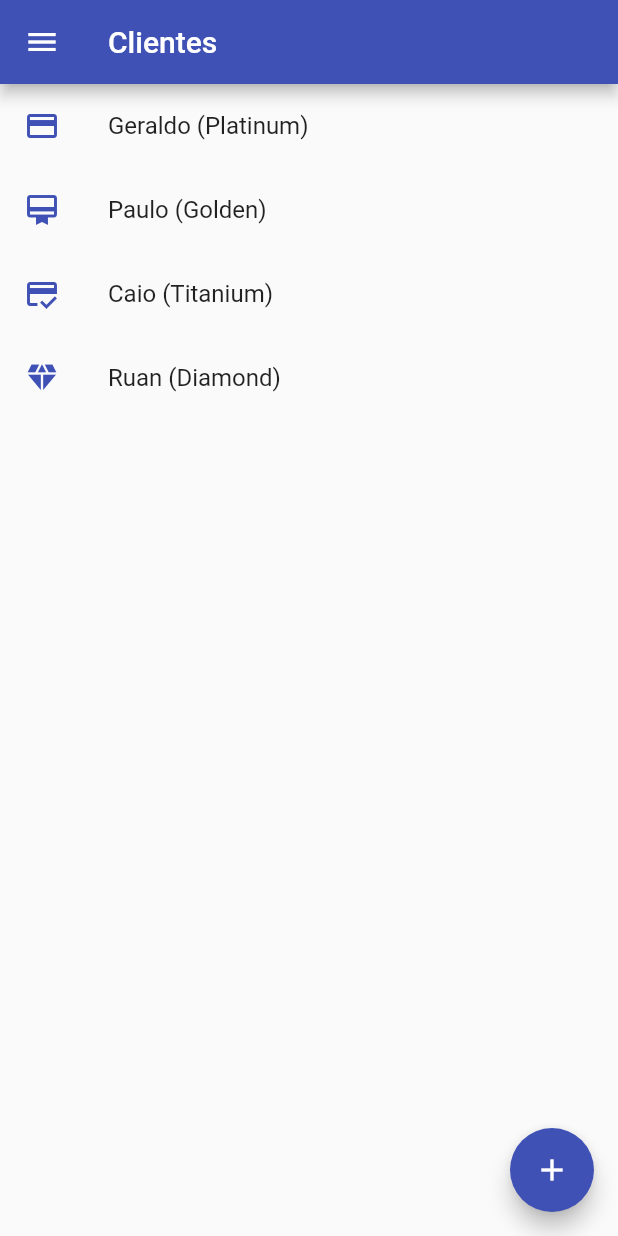
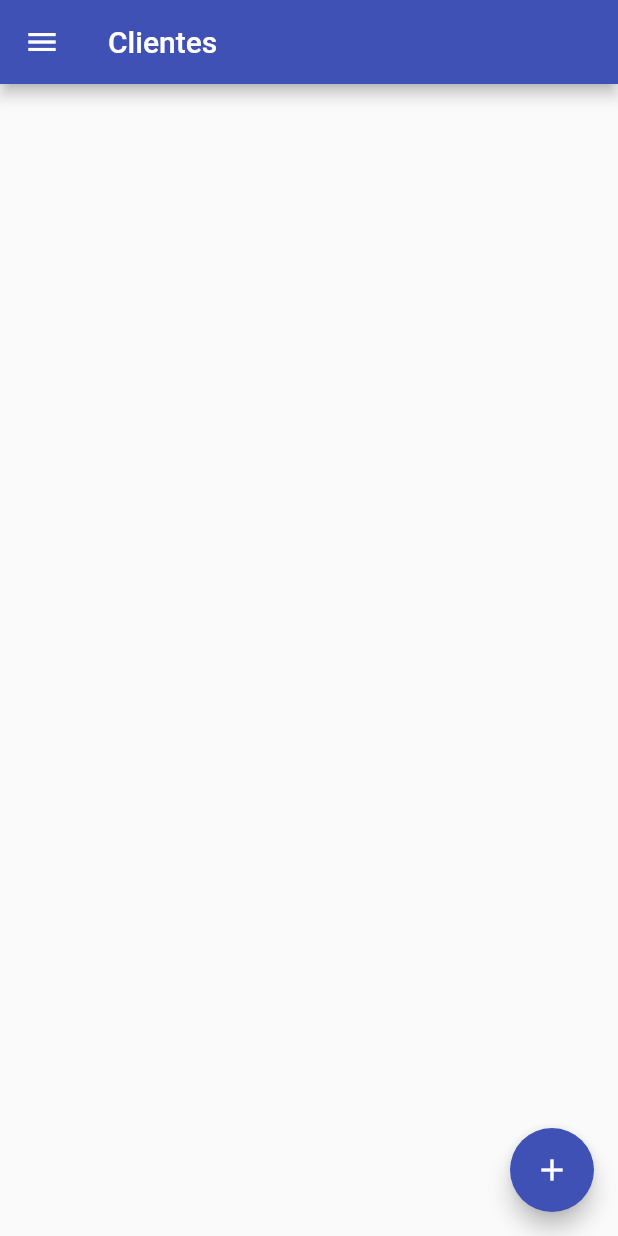
Before and after one commit to otaviohenrique1/alura_flutter_client_control, a Flutter app: the screen it shows after launch, in the side drawer, after a tap on the "add" icon, on a phone screen of 412 x 824 dp. Run offline on Flutter 3.47's test engine with Material 2 defaults, Android fonts, the light colour scheme and no system bars.

Commit message:
commit 3

```diff
--- a/lib/main.dart
+++ b/lib/main.dart
@@ -1,5 +1,5 @@
-import 'package:alura_flutter_client_control/models/client.dart';
-import 'package:alura_flutter_client_control/models/client_type.dart';
+// import 'package:alura_flutter_client_control/models/client.dart';
+// import 'package:alura_flutter_client_control/models/client_type.dart';
 import 'package:alura_flutter_client_control/models/clients.dart';
 import 'package:flutter/material.dart';
 import 'package:alura_flutter_client_control/pages/client_types_page.dart';
@@ -10,22 +10,22 @@
   runApp(
     ChangeNotifierProvider(
       create: (context) => Clients(clients: [
-        Client(
-          name: 'Geraldo',
-          email: 'leo@email.com',
-          type: ClientType(
-            name: 'Platinum',
-            icon: Icons.credit_card,
-          ),
-        ),
+        // Client(
+        //   name: 'Geraldo',
+        //   email: 'leo@email.com',
+        //   type: ClientType(
+        //     name: 'Platinum',
+        //     icon: Icons.credit_card,
+        //   ),
+        // ),
       ]),
-      child: const MyApp(),
+      child: const App(),
     ),
   );
 }
 
-class MyApp extends StatelessWidget {
-  const MyApp({Key? key}) : super(key: key);
+class App extends StatelessWidget {
+  const App({Key? key}) : super(key: key);
 
   @override
   Widget build(BuildContext context) {
--- a/lib/models/clients.dart
+++ b/lib/models/clients.dart
@@ -5,4 +5,9 @@
   List<Client> clients;
 
   Clients({required this.clients});
+
+  void add(Client client) {
+    clients.add(client);
+    notifyListeners(); /* Notifica o privider quando acontecer alguma mudança no estado */
+  }
 }
--- a/lib/pages/clients_page.dart
+++ b/lib/pages/clients_page.dart
@@ -1,7 +1,9 @@
+import 'package:alura_flutter_client_control/models/clients.dart';
 import 'package:flutter/material.dart';
 import 'package:alura_flutter_client_control/models/client.dart';
 import 'package:alura_flutter_client_control/models/client_type.dart';
 import 'package:alura_flutter_client_control/components/hamburger_menu.dart';
+import 'package:provider/provider.dart';
 
 class ClientsPage extends StatefulWidget {
   const ClientsPage({Key? key, required this.title}) : super(key: key);
@@ -12,24 +14,24 @@
 }
 
 class _ClientsPageState extends State<ClientsPage> {
-  List<Client> clients = [
-    Client(
-        name: 'Geraldo',
-        email: 'leo@email.com',
-        type: ClientType(name: 'Platinum', icon: Icons.credit_card)),
-    Client(
-        name: 'Paulo',
-        email: 'leo@email.com',
-        type: ClientType(name: 'Golden', icon: Icons.card_membership)),
-    Client(
-        name: 'Caio',
-        email: 'leo@email.com',
-        type: ClientType(name: 'Titanium', icon: Icons.credit_score)),
-    Client(
-        name: 'Ruan',
-        email: 'ruan@email.com',
-        type: ClientType(name: 'Diamond', icon: Icons.diamond)),
-  ];
+  // List<Client> clients = [
+  //   Client(
+  //       name: 'Geraldo',
+  //       email: 'leo@email.com',
+  //       type: ClientType(name: 'Platinum', icon: Icons.credit_card)),
+  //   Client(
+  //       name: 'Paulo',
+  //       email: 'leo@email.com',
+  //       type: ClientType(name: 'Golden', icon: Icons.card_membership)),
+  //   Client(
+  //       name: 'Caio',
+  //       email: 'leo@email.com',
+  //       type: ClientType(name: 'Titanium', icon: Icons.credit_score)),
+  //   Client(
+  //       name: 'Ruan',
+  //       email: 'ruan@email.com',
+  //       type: ClientType(name: 'Diamond', icon: Icons.diamond)),
+  // ];
 
   List<ClientType> types = [
     ClientType(name: 'Platinum', icon: Icons.credit_card),
@@ -45,27 +47,30 @@
         title: Text(widget.title),
       ),
       drawer: const HamburgerMenu(),
-      body: ListView.builder(
-        itemCount: clients.length,
+      body: Consumer<Clients>(
+          builder: (BuildContext context, Clients list, Widget? widget) {
+        return ListView.builder(
+          itemCount: list.clients.length,
           itemBuilder: (context, index) {
             return Dismissible(
               key: UniqueKey(),
               background: Container(color: Colors.red),
               child: ListTile(
-              leading: Icon(clients[index].type.icon),
-              title:
-                  Text('${clients[index].name} (${clients[index].type.name})'),
+                leading: Icon(list.clients[index].type.icon),
+                title: Text(
+                    '${list.clients[index].name} (${list.clients[index].type.name})'),
                 // title: Text(clients[index].name + ' (' + clients[index].type.name + ')'),
                 iconColor: Colors.indigo,
               ),
               onDismissed: (direction) {
                 setState(() {
-                clients.removeAt(index);
+                  list.clients.removeAt(index);
                 });
               },
             );
           },
-      ),
+        );
+      }),
       floatingActionButton: FloatingActionButton(
         backgroundColor: Colors.indigo,
         onPressed: () {
@@ -139,17 +144,19 @@
               ),
             ),
             actions: [
-              TextButton(
+              Consumer(
+                builder: (BuildContext context, Clients list, Widget? widget) {
+                  return TextButton(
                       child: const Text("Salvar"),
                       onPressed: () async {
-                    setState(() {
-                      clients.add(Client(
+                        list.add(Client(
                             name: nomeInput.text,
                             email: emailInput.text,
                             type: dropdownValue));
+                        Navigator.pop(context);
                       });
-                    Navigator.pop(context);
-                  }),
+                },
+              ),
               TextButton(
                   child: const Text("Calcelar"),
                   onPressed: () {
```
Also changed, not shown: lib/models/types.dart (added, +13 -0 lines), 1 other file. Lines whose indentation alone changed are shown as unchanged.
